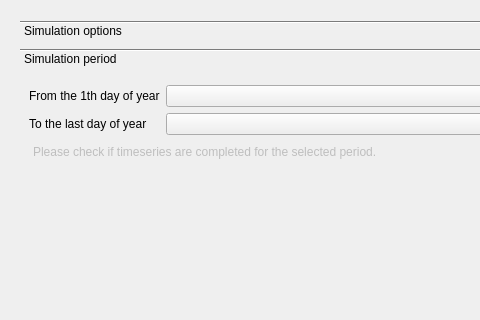
rita-tools/IdrAgraTools, file forms/set_simulation_dialog.ui: the form before one commit; both pictures show x 0 to 480 and y 0 to 320 of the 757 by 680 pixel window.
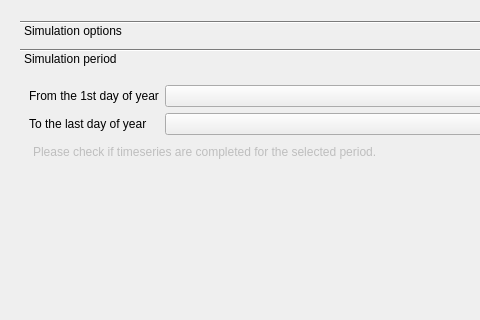
The form after the commit. The open tabs and pages were chosen to show the change. Custom widgets are drawn as their Qt base class.

Commit message: fix label typing error

Diff of the .ui file:
```diff
--- a/forms/set_simulation_dialog.ui
+++ b/forms/set_simulation_dialog.ui
@@ -132,7 +132,7 @@
         <item row="0" column="0">
          <widget class="QLabel" name="FROM_LB">
           <property name="text">
-           <string>From the 1th day of year</string>
+           <string>From the 1st day of year</string>
           </property>
          </widget>
         </item>
```
The commit also changes 1 other file.
